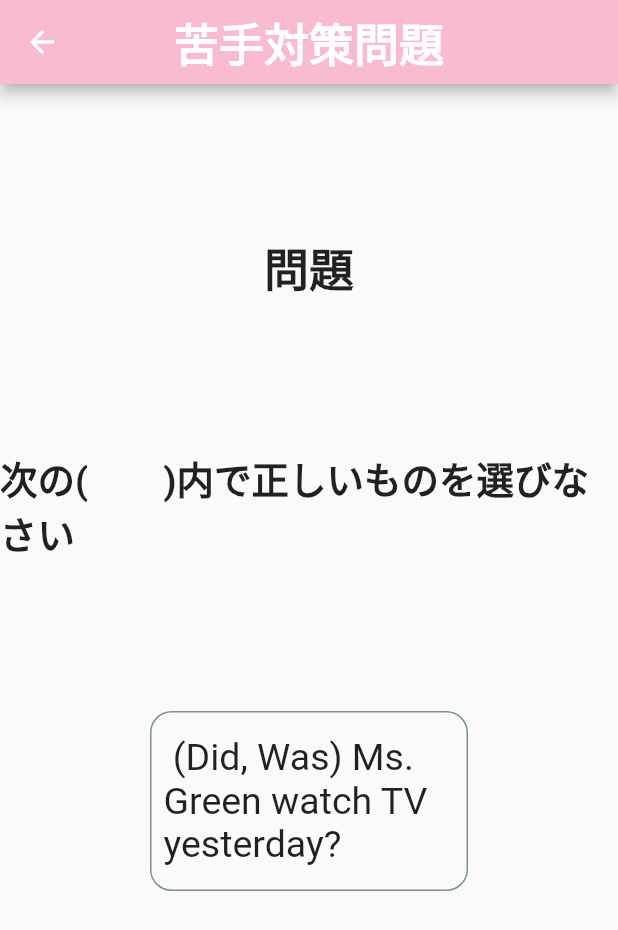
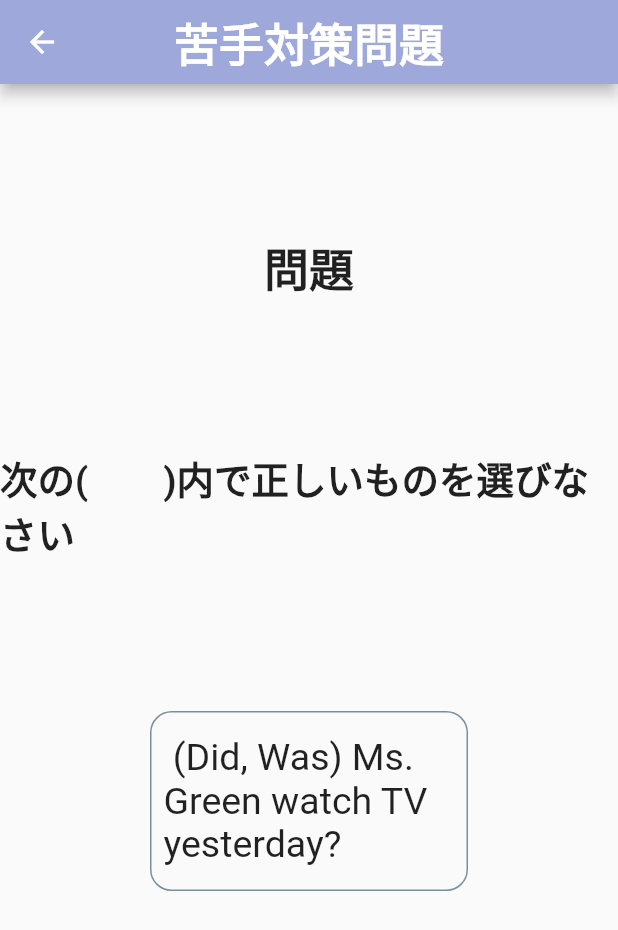
Before and after one commit to renpoto2/benesse1106team2, a Flutter app: the nigateScreen screen opened directly, after a tap on "国語", on a phone screen of 412 x 824 dp. Shown: the top 930 px of the screen. Run offline on Flutter 3.47's test engine with Material 2 defaults, Android fonts, the phone set to English and light mode, and no system bars; our stand-ins replace table_calendar.

Commit message:
nigatepage_ui commit

```diff
--- a/lib/pages/nigatePage.dart
+++ b/lib/pages/nigatePage.dart
@@ -5,6 +5,8 @@ class nigateScreen extends StatefulWidget {
   @override
   _nigateScreen createState() => _nigateScreen();
 }
+
+
 
 
 class _nigateScreen extends State<nigateScreen> {
@@ -26,9 +28,9 @@ class _nigateScreen extends State<nigateScreen> {
 
       // Appbar
       appBar: AppBar(
-        backgroundColor: Colors.blue[100],
+        backgroundColor: Colors.indigo[200],
         title: Text(
-          '科目選択',
+          'ニガテ＜科目選択＞',
           style: TextStyle(fontSize: 20),
         ),
       ),
--- a/lib/pages/nigatePage2.dart
+++ b/lib/pages/nigatePage2.dart
@@ -5,7 +5,6 @@ import 'package:benesse1106team2/pages/testPage.dart';
 import 'package:flutter/material.dart';
 import 'package:benesse1106team2/pages/nigateAnswer.dart';
 import 'package:benesse1106team2/pages/schedulePage.dart';
-
 
 
 class NextPage extends StatelessWidget {
@@ -54,7 +53,7 @@ class _QuizAppState extends State<QuiApp> {
           fontSize: 30.0,
         ),),
         centerTitle: true,
-        backgroundColor: Colors.pink[100],
+        backgroundColor: Colors.indigo[200],
       ),
 
       // backgroundColor: Colors.blueGrey,
@@ -118,7 +117,7 @@ class _QuizAppState extends State<QuiApp> {
                     padding: const EdgeInsets.all(10.0),
                     child: RaisedButton(
                       onPressed: () => _checkAnswer(true, context),
-                      color: Colors.pink[100],
+                      color: Colors.indigo[300],
                       child: Text(
                         "Did",
                         style: TextStyle(color: Colors.white,
@@ -131,7 +130,7 @@ class _QuizAppState extends State<QuiApp> {
                     padding: const EdgeInsets.all(10.0),
                     child: RaisedButton(
                       onPressed: () => _checkAnswer(false, context),
-                      color: Colors.pink[100],
+                      color: Colors.indigo[300],
                       child: Text(
                         "Was",
                         style: TextStyle(color: Colors.white,
@@ -182,7 +181,7 @@ class _QuizAppState extends State<QuiApp> {
                       MaterialPageRoute(builder: (context) => NigateAncer()),
                     );
                   },
-                  color: Colors.pink[100],
+                  color: Colors.indigo[200],
                 ),
 
               ),
@@ -216,7 +215,7 @@ class _QuizAppState extends State<QuiApp> {
                         MaterialPageRoute(builder: (context) => NigateAncer()),
                       );
                     },
-                    color: Colors.pink[100],
+                    color: Colors.indigo[200],
                   ),
 
               ),
```
Also changed, not shown: lib/pages/nigateAnswer.dart (+30 -8 lines).
